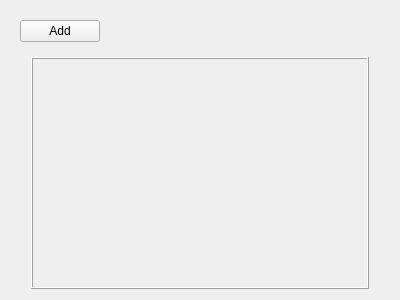
This is ui/home_view.ui in zkovari/plotlyst as Qt 5 draws it before an edit. The edited form follows.
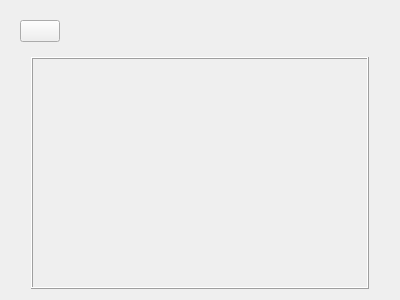
This is the edited form.

The edit to the form file:
```diff
--- a/ui/home_view.ui
+++ b/ui/home_view.ui
@@ -23,7 +23,10 @@
          <cursorShape>PointingHandCursor</cursorShape>
         </property>
         <property name="text">
-         <string>Add</string>
+         <string/>
+        </property>
+        <property name="positive" stdset="0">
+         <bool>true</bool>
         </property>
        </widget>
       </item>
```
